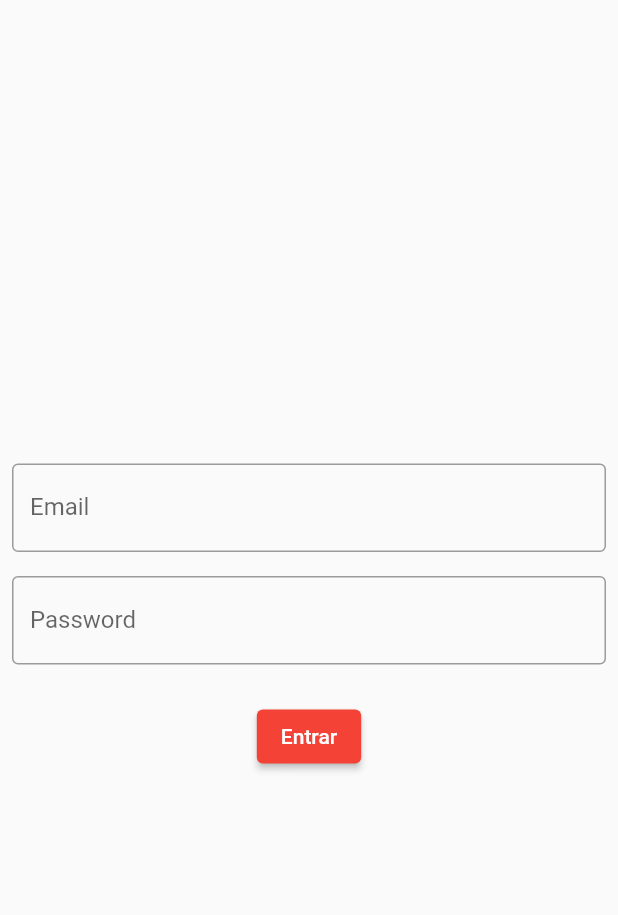
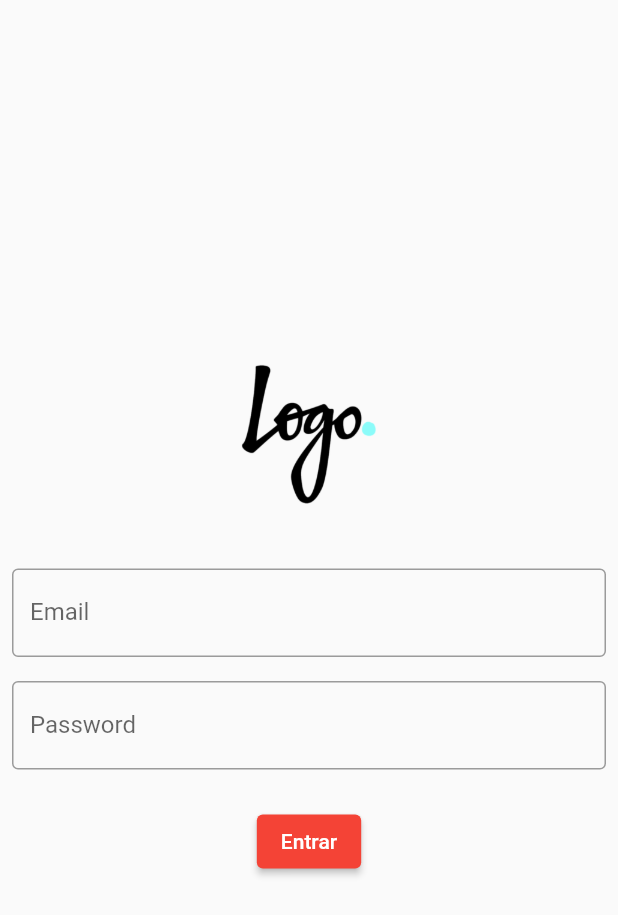
Before and after one commit to Matheus0liveira/first-flutter-app, a Flutter app: the screen it shows after launch, on a phone screen of 412 x 824 dp. Shown: the top 915 px of the screen. Run offline on Flutter 3.47's test engine with Material 2 defaults, Android fonts, the phone set to English and light mode, and no system bars.

```diff
--- a/lib/app_widget.dart
+++ b/lib/app_widget.dart
@@ -22,7 +22,7 @@ class AppWidget extends StatelessWidget {
             initialRoute: '/',
             routes: {
               '/': (context) => const LoginPage(),
-              '/home': (context) => const HomePage(title: 'Home Page'),
+              '/home': (context) => const HomePage(title: 'Home Page aaa'),
             },
           );
         });
--- a/lib/components/customSwitch.dart
+++ b/lib/components/customSwitch.dart
@@ -2,8 +2,12 @@ import 'package:flutter/material.dart';
 import 'package:hello_world/app_controller.dart';
 
 class CustomSwitch extends StatelessWidget {
+  const CustomSwitch({super.key});
+
   @override
   Widget build(BuildContext context) {
+    print(AppController.instance.isDarkTheme);
+
     return Switch(
         value: AppController.instance.isDarkTheme,
         onChanged: (value) {
--- a/lib/login_page.dart
+++ b/lib/login_page.dart
@@ -24,6 +24,12 @@ class _LoginPageState extends State<LoginPage> {
                 child: Column(
                   mainAxisAlignment: MainAxisAlignment.center,
                   children: [
+                    SizedBox(
+                      width: 100,
+                      height: 100,
+                      child: Image.asset('assets/images/logo.png'),
+                    ),
+                    const SizedBox(height: 40),
                     TextField(
                       onChanged: (text) {
                         emailForm = text;
--- a/pubspec.yaml
+++ b/pubspec.yaml
@@ -59,8 +59,8 @@ flutter:
   uses-material-design: true
 
   # To add assets to your application, add an assets section, like this:
-  # assets:
-  #   - images/a_dot_burr.jpeg
+  assets:
+    - assets/images/logo.png
   #   - images/a_dot_ham.jpeg
 
   # An image asset can refer to one or more resolution-specific "variants", see
```
Also changed, not shown: assets/images/logo.png (added).
